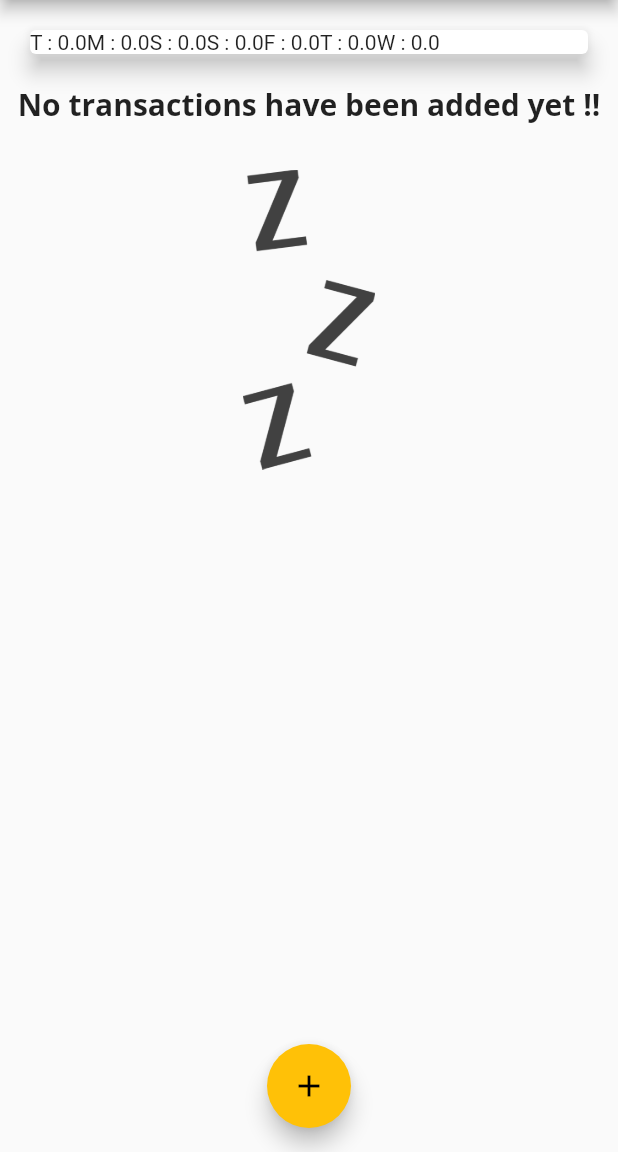
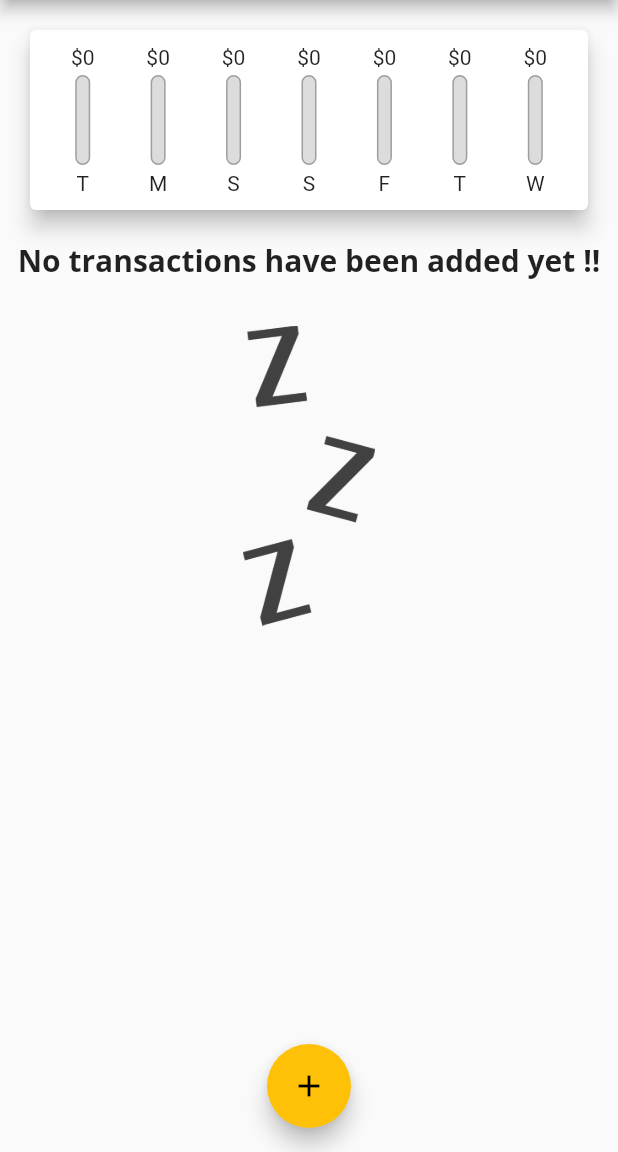
Before and after one commit to XxThunderBlastxX/expense-app, a Flutter app: the screen it shows after launch, on a phone screen of 412 x 824 dp, the part 84-1236 px from its top. Run offline on Flutter 3.47's test engine with Material 2 defaults, Android fonts, the phone set to English and light mode, and no system bars.

Commit message:
added styling to chartBar

```diff
--- a/lib/widgets/chart.dart
+++ b/lib/widgets/chart.dart
@@ -1,4 +1,5 @@
 import 'package:flutter/material.dart';
+import 'package:flutter_complete_guide/widgets/chartBar.dart';
 import 'package:intl/intl.dart';
 
 import '../models/transactionModel.dart';
@@ -31,15 +32,33 @@ class Chart extends StatelessWidget {
     });
   }
 
+  double get totalSpending {
+    return groupedTransactionValues.fold(0.0, (sum, item) {
+      return sum + (item['amount'] as num);
+    });
+  }
+
   @override
   Widget build(BuildContext context) {
     return Card(
       elevation: 6,
       margin: EdgeInsets.all(20),
-      child: Row(
-        children: groupedTransactionValues.map((data) {
-          return Text('${data['day']} : ${data['amount']}');
-        }).toList(),
+      child: Container(
+        padding: EdgeInsets.all(10),
+        child: Row(
+          mainAxisAlignment: MainAxisAlignment.spaceEvenly,
+          children: groupedTransactionValues.map((data) {
+            return Flexible(
+              fit: FlexFit.tight,
+              child: ChartBar(
+                  data['day'].toString(),
+                  (data['amount'] as double),
+                  totalSpending == 0.0
+                      ? 0.0
+                      : (data['amount'] as double) / totalSpending),
+            );
+          }).toList(),
+        ),
       ),
     );
   }
--- a/lib/widgets/chartBar.dart
+++ b/lib/widgets/chartBar.dart
@@ -10,7 +10,9 @@ class ChartBar extends StatelessWidget {
   @override
   Widget build(BuildContext context) {
     return Column(children: [
-      Text('\$${spendingAmount.toStringAsFixed(0)}'),
+      FittedBox(
+        child: Text('\$${spendingAmount.toStringAsFixed(0)}'),
+      ),
       SizedBox(
         height: 4,
       ),
@@ -36,7 +38,8 @@ class ChartBar extends StatelessWidget {
                   color: Theme.of(context).primaryColor,
                   borderRadius: BorderRadius.circular(20),
                 ),
-                ))
+              ),
+            )
           ],
         ),
       ),
```
Lines whose indentation alone changed are shown as unchanged.
